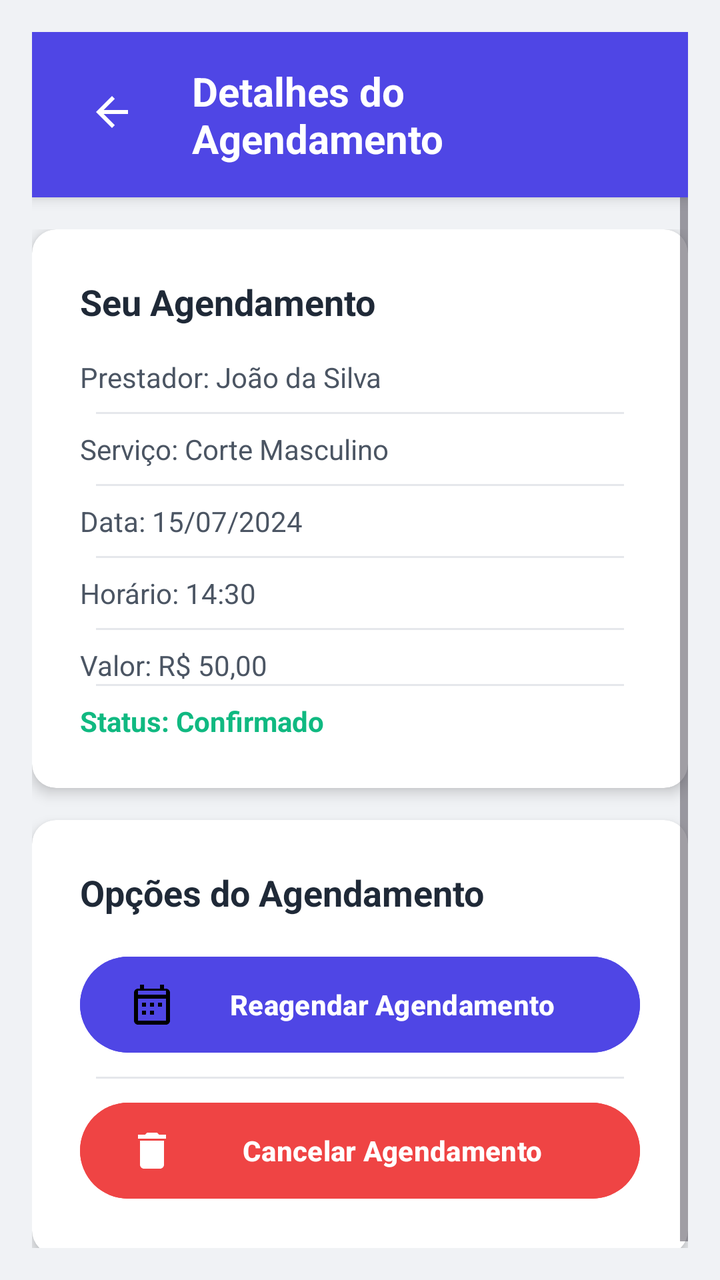
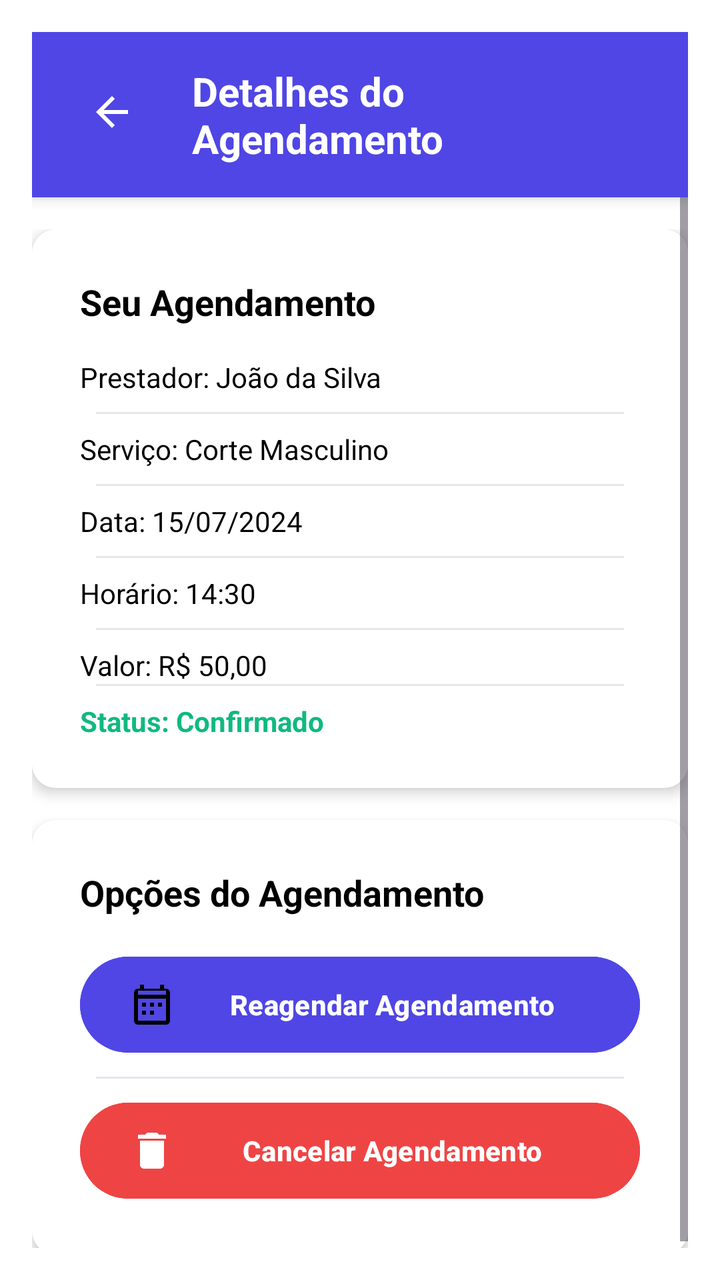

Screens rendered from an Android XML layout before and after an edit, with the pre-edit source and the edit as a unified diff.
<!-- AndroidManifest.xml: application theme Theme.SmartApp -->
<!-- res/layout/reagendar.xml -->
<?xml version="1.0" encoding="utf-8"?>
<RelativeLayout xmlns:android="http://schemas.android.com/apk/res/android"
    xmlns:app="http://schemas.android.com/apk/res-auto"
    android:layout_width="match_parent"
    android:layout_height="match_parent"
    android:background="#f0f2f5"
    android:padding="16dp">

    
    <RelativeLayout
        android:id="@+id/header"
        android:layout_width="match_parent"
        android:layout_height="wrap_content"
        android:background="#4F46E5"
        android:padding="16dp"
        android:elevation="4dp">

        <ImageButton
            android:id="@+id/btnvoltardetalheag"
            android:layout_width="48dp"
            android:layout_height="48dp"
            android:background="?attr/selectableItemBackgroundBorderless"
            android:src="@drawable/ic_arrow_back"
            android:contentDescription="Voltar" />

        <TextView
            android:layout_width="wrap_content"
            android:layout_height="wrap_content"
            android:text="Detalhes do Agendamento"
            android:textColor="#FFFFFF"
            android:textSize="20sp"
            android:textStyle="bold"
            android:layout_toRightOf="@id/btnvoltardetalheag"
            android:layout_centerVertical="true"
            android:layout_marginStart="16dp" />
    </RelativeLayout>

    
    <ScrollView
        android:layout_width="match_parent"
        android:layout_height="match_parent"
        android:layout_below="@id/header"
        android:fillViewport="true">

        <LinearLayout
            android:layout_width="match_parent"
            android:layout_height="wrap_content"
            android:orientation="vertical"
            android:paddingTop="16dp">

            
            <androidx.cardview.widget.CardView
                android:layout_width="match_parent"
                android:layout_height="wrap_content"
                app:cardCornerRadius="12dp"
                app:cardElevation="4dp"
                android:layout_marginBottom="16dp">

                <LinearLayout
                    android:layout_width="match_parent"
                    android:layout_height="wrap_content"
                    android:orientation="vertical"
                    android:padding="24dp">

                    <TextView
                        android:layout_width="match_parent"
                        android:layout_height="wrap_content"
                        android:text="Seu Agendamento"
                        android:textColor="#1F2937"
                        android:textSize="18sp"
                        android:textStyle="bold"
                        android:layout_marginBottom="16dp"/>

                    <LinearLayout
                        android:layout_width="match_parent"
                        android:layout_height="wrap_content"
                        android:orientation="vertical"
                        android:divider="@drawable/divider"
                        android:showDividers="middle"
                        android:dividerPadding="8dp">

                        <TextView
                            android:layout_width="match_parent"
                            android:layout_height="wrap_content"
                            android:text="Prestador: João da Silva"
                            android:textColor="#4B5563"
                            android:layout_marginBottom="8dp"/>

                        <TextView
                            android:layout_width="match_parent"
                            android:layout_height="wrap_content"
                            android:text="Serviço: Corte Masculino"
                            android:textColor="#4B5563"
                            android:layout_marginVertical="8dp"/>

                        <TextView
                            android:layout_width="match_parent"
                            android:layout_height="wrap_content"
                            android:text="Data: 15/07/2024"
                            android:textColor="#4B5563"
                            android:layout_marginVertical="8dp"/>

                        <TextView
                            android:layout_width="match_parent"
                            android:layout_height="wrap_content"
                            android:text="Horário: 14:30"
                            android:textColor="#4B5563"
                            android:layout_marginVertical="8dp"/>

                        <TextView
                            android:layout_width="match_parent"
                            android:layout_height="wrap_content"
                            android:text="Valor: R$ 50,00"
                            android:textColor="#4B5563"
                            android:layout_marginTop="8dp"/>

                        <TextView
                            android:layout_width="match_parent"
                            android:layout_height="wrap_content"
                            android:text="Status: Confirmado"
                            android:textColor="#10B981"
                            android:textStyle="bold"
                            android:layout_marginTop="8dp"/>
                    </LinearLayout>
                </LinearLayout>
            </androidx.cardview.widget.CardView>

            
            <androidx.cardview.widget.CardView
                android:layout_width="match_parent"
                android:layout_height="wrap_content"
                app:cardCornerRadius="12dp"
                app:cardElevation="4dp">

                <LinearLayout
                    android:layout_width="match_parent"
                    android:layout_height="wrap_content"
                    android:orientation="vertical"
                    android:padding="24dp">

                    <TextView
                        android:layout_width="match_parent"
                        android:layout_height="wrap_content"
                        android:text="Opções do Agendamento"
                        android:textColor="#1F2937"
                        android:textSize="18sp"
                        android:textStyle="bold"
                        android:layout_marginBottom="16dp"/>

                    <LinearLayout
                        android:layout_width="match_parent"
                        android:layout_height="wrap_content"
                        android:orientation="vertical"
                        android:divider="@drawable/divider"
                        android:showDividers="middle"
                        android:dividerPadding="8dp">

                        <Button
                            android:id="@+id/btnreagendar"
                            android:layout_width="match_parent"
                            android:layout_height="wrap_content"
                            android:backgroundTint="#4F46E5"
                            android:text="Reagendar Agendamento"
                            android:textColor="#FFFFFF"
                            android:textStyle="bold"
                            android:drawableLeft="@drawable/ic_calendar"
                            android:drawablePadding="8dp"
                            android:paddingVertical="12dp"
                            android:layout_marginBottom="8dp"/>

                        <Button
                            android:id="@+id/btncancelar"
                            android:layout_width="match_parent"
                            android:layout_height="wrap_content"
                            android:backgroundTint="#EF4444"
                            android:text="Cancelar Agendamento"
                            android:textColor="#FFFFFF"
                            android:textStyle="bold"
                            android:drawableLeft="@drawable/ic_trash"
                            android:drawablePadding="8dp"
                            android:paddingVertical="12dp"
                            android:layout_marginTop="8dp"/>
                    </LinearLayout>
                </LinearLayout>
            </androidx.cardview.widget.CardView>
        </LinearLayout>
    </ScrollView>

    
    <RelativeLayout
        android:id="@+id/cancelModal"
        android:layout_width="match_parent"
        android:layout_height="match_parent"
        android:background="#80000000"
        android:visibility="gone"
        android:clickable="true"
        android:focusable="true">

        <androidx.cardview.widget.CardView
            android:layout_width="300dp"
            android:layout_height="wrap_content"
            app:cardCornerRadius="16dp"
            app:cardElevation="8dp"
            android:layout_centerInParent="true">

            <LinearLayout
                android:layout_width="match_parent"
                android:layout_height="wrap_content"
                android:orientation="vertical"
                android:gravity="center_horizontal"
                android:padding="24dp">

                <ImageView
                    android:layout_width="48dp"
                    android:layout_height="48dp"
                    android:src="@drawable/ic_warning"
                    android:layout_marginBottom="16dp"/>

                <TextView
                    android:layout_width="match_parent"
                    android:layout_height="wrap_content"
                    android:text="Confirmar Cancelamento?"
                    android:textColor="#1F2937"
                    android:textSize="20sp"
                    android:textStyle="bold"
                    android:gravity="center"
                    android:layout_marginBottom="8dp"/>

                <TextView
                    android:layout_width="match_parent"
                    android:layout_height="wrap_content"
                    android:text="Esta ação não poderá ser desfeita. Tem certeza que deseja cancelar este agendamento?"
                    android:textColor="#4B5563"
                    android:gravity="center"
                    android:layout_marginBottom="24dp"/>

                <LinearLayout
                    android:layout_width="match_parent"
                    android:layout_height="wrap_content"
                    android:orientation="horizontal"
                    android:weightSum="2"
                    android:gravity="center">

                    <Button
                        android:id="@+id/cancelNoButton"
                        android:layout_width="0dp"
                        android:layout_height="wrap_content"
                        android:layout_weight="1"
                        android:backgroundTint="#E5E7EB"
                        android:text="Não, Voltar"
                        android:textColor="#1F2937"
                        android:layout_marginEnd="4dp"
                        android:paddingVertical="12dp"/>

                    <Button
                        android:id="@+id/cancelYesButton"
                        android:layout_width="0dp"
                        android:layout_height="wrap_content"
                        android:layout_weight="1"
                        android:backgroundTint="#EF4444"
                        android:text="Sim, Cancelar"
                        android:textColor="#FFFFFF"
                        android:layout_marginStart="4dp"
                        android:paddingVertical="12dp"/>
                </LinearLayout>
            </LinearLayout>
        </androidx.cardview.widget.CardView>
    </RelativeLayout>

    
    <RelativeLayout
        android:id="@+id/messageModal"
        android:layout_width="match_parent"
        android:layout_height="match_parent"
        android:background="#80000000"
        android:visibility="gone"
        android:clickable="true"
        android:focusable="true">

        <androidx.cardview.widget.CardView
            android:layout_width="300dp"
            android:layout_height="wrap_content"
            app:cardCornerRadius="16dp"
            app:cardElevation="8dp"
            android:layout_centerInParent="true">

            <LinearLayout
                android:layout_width="match_parent"
                android:layout_height="wrap_content"
                android:orientation="vertical"
                android:gravity="center_horizontal"
                android:padding="24dp">

                <ImageView
                    android:id="@+id/messageIcon"
                    android:layout_width="48dp"
                    android:layout_height="48dp"
                    android:layout_marginBottom="16dp"/>

                <TextView
                    android:id="@+id/messageTitle"
                    android:layout_width="match_parent"
                    android:layout_height="wrap_content"
                    android:textColor="#1F2937"
                    android:textSize="20sp"
                    android:textStyle="bold"
                    android:gravity="center"
                    android:layout_marginBottom="8dp"/>

                <TextView
                    android:id="@+id/messageText"
                    android:layout_width="match_parent"
                    android:layout_height="wrap_content"
                    android:textColor="#4B5563"
                    android:gravity="center"
                    android:layout_marginBottom="24dp"/>

                <Button
                    android:id="@+id/okButton"
                    android:layout_width="match_parent"
                    android:layout_height="wrap_content"
                    android:text="OK"
                    android:backgroundTint="#4F46E5"
                    android:textColor="#FFFFFF"
                    android:paddingVertical="12dp"/>
            </LinearLayout>
        </androidx.cardview.widget.CardView>
    </RelativeLayout>
</RelativeLayout>
<!-- resources referenced by this layout -->
<resources>
  <!-- drawable divider (drawable) -->
  <shape xmlns:android="http://schemas.android.com/apk/res/android">
      <size android:height="1dp" />
      <solid android:color="@color/gray_200" />
      <solid android:color="#E5E7EB" />
      <size android:height="1dp" />
      <solid android:color="#E5E7EB" />
      <size android:height="1dp" />
      <solid android:color="#E5E7EB" />
  
  </shape>
  <!-- drawable ic_arrow_back (drawable) -->
  <vector xmlns:android="http://schemas.android.com/apk/res/android"
      android:width="24dp"
      android:height="24dp"
      android:viewportWidth="24"
      android:viewportHeight="24">
      <path android:fillColor="#FFFFFF" android:pathData="M20,11H7.83l5.59,-5.59L12,4l-8,8 8,8 1.41,-1.41L7.83,13H20v-2z"/>
  </vector>
  <!-- drawable ic_calendar (drawable) -->
  <vector xmlns:android="http://schemas.android.com/apk/res/android"
      android:width="24dp"
      android:height="24dp"
      android:viewportWidth="24"
      android:viewportHeight="24">
      <path
          android:fillColor="#FF000000"
          android:pathData="M19,4h-1V2h-2v2H8V2H6v2H5c-1.11,0 -1.99,0.9 -1.99,2L3,20c0,1.1 0.89,2 2,2h14c1.1,0 2,-0.9 2,-2V6c0,-1.1 -0.9,-2 -2,-2zM19,20H5V9h14V20zM19,7H5V5h14V7zM9,13H7v-2h2V13zM13,13h-2v-2h2V13zM17,13h-2v-2h2V13zM9,17H7v-2h2V17zM13,17h-2v-2h2V17z"/>
  </vector>
  <!-- drawable ic_trash (drawable) -->
  <vector xmlns:android="http://schemas.android.com/apk/res/android"
      android:width="24dp"
      android:height="24dp"
      android:viewportWidth="24"
      android:viewportHeight="24">
      <path
          android:fillColor="#FFFFFF"
          android:pathData="M6,19c0,1.1 0.9,2 2,2h8c1.1,0 2,-0.9 2,-2V7H6V19zM19,4h-3.5l-1,-1h-5l-1,1H5v2h14V4z"/>
  </vector>
  <!-- drawable ic_warning (drawable) -->
  <vector xmlns:android="http://schemas.android.com/apk/res/android"
      android:width="24dp"
      android:height="24dp"
      android:viewportWidth="24"
      android:viewportHeight="24">
      <path
          android:fillColor="#F59E0B"
          android:pathData="M1,21h22L12,2 1,21zM13,18h-2v-2h2V18zM13,16h-2v-4h2V16z"/>
  </vector>
  <style name="Theme.SmartApp" parent="Base.Theme.SmartApp" />
  <color name="gray_200">#E5E7EB</color>
  <style name="Base.Theme.SmartApp" parent="Theme.Material3.DayNight.NoActionBar" />
</resources>

<!-- the commit's change to res/layout/reagendar.xml (unified diff, before → after) -->
@@ -3,7 +3,7 @@
     xmlns:app="http://schemas.android.com/apk/res-auto"
     android:layout_width="match_parent"
     android:layout_height="match_parent"
-    android:background="#f0f2f5"
+    android:background="@color/white"
     android:padding="16dp">
 
     
@@ -60,13 +60,14 @@
                     android:layout_width="match_parent"
                     android:layout_height="wrap_content"
                     android:orientation="vertical"
+                    android:background="@color/white"
                     android:padding="24dp">
 
                     <TextView
                         android:layout_width="match_parent"
                         android:layout_height="wrap_content"
                         android:text="Seu Agendamento"
-                        android:textColor="#1F2937"
+                        android:textColor="@android:color/black"
                         android:textSize="18sp"
                         android:textStyle="bold"
                         android:layout_marginBottom="16dp"/>
@@ -83,37 +84,38 @@
                             android:layout_width="match_parent"
                             android:layout_height="wrap_content"
                             android:text="Prestador: João da Silva"
-                            android:textColor="#4B5563"
+                            android:textColor="@android:color/black"
                             android:layout_marginBottom="8dp"/>
 
                         <TextView
                             android:layout_width="match_parent"
                             android:layout_height="wrap_content"
                             android:text="Serviço: Corte Masculino"
-                            android:textColor="#4B5563"
+                            android:textColor="@android:color/black"
                             android:layout_marginVertical="8dp"/>
 
                         <TextView
                             android:layout_width="match_parent"
                             android:layout_height="wrap_content"
                             android:text="Data: 15/07/2024"
-                            android:textColor="#4B5563"
+                            android:textColor="@android:color/black"
                             android:layout_marginVertical="8dp"/>
 
                         <TextView
                             android:layout_width="match_parent"
                             android:layout_height="wrap_content"
                             android:text="Horário: 14:30"
-                            android:textColor="#4B5563"
+                            android:textColor="@android:color/black"
                             android:layout_marginVertical="8dp"/>
 
                         <TextView
                             android:layout_width="match_parent"
                             android:layout_height="wrap_content"
                             android:text="Valor: R$ 50,00"
-                            android:textColor="#4B5563"
+                            android:textColor="@android:color/black"
                             android:layout_marginTop="8dp"/>
 
+                        
                         <TextView
                             android:layout_width="match_parent"
                             android:layout_height="wrap_content"
@@ -136,13 +138,14 @@
                     android:layout_width="match_parent"
                     android:layout_height="wrap_content"
                     android:orientation="vertical"
-                    android:padding="24dp">
+                    android:padding="24dp"
+                    android:background="@color/white">
 
                     <TextView
                         android:layout_width="match_parent"
                         android:layout_height="wrap_content"
                         android:text="Opções do Agendamento"
-                        android:textColor="#1F2937"
+                        android:textColor="@android:color/black"
                         android:textSize="18sp"
                         android:textStyle="bold"
                         android:layout_marginBottom="16dp"/>
@@ -155,6 +158,7 @@
                         android:showDividers="middle"
                         android:dividerPadding="8dp">
 
+                        
                         <Button
                             android:id="@+id/btnreagendar"
                             android:layout_width="match_parent"
@@ -220,7 +224,7 @@
                     android:layout_width="match_parent"
                     android:layout_height="wrap_content"
                     android:text="Confirmar Cancelamento?"
-                    android:textColor="#1F2937"
+                    android:textColor="@android:color/black"
                     android:textSize="20sp"
                     android:textStyle="bold"
                     android:gravity="center"
@@ -230,7 +234,7 @@
                     android:layout_width="match_parent"
                     android:layout_height="wrap_content"
                     android:text="Esta ação não poderá ser desfeita. Tem certeza que deseja cancelar este agendamento?"
-                    android:textColor="#4B5563"
+                    android:textColor="@android:color/black"
                     android:gravity="center"
                     android:layout_marginBottom="24dp"/>
 
@@ -241,6 +245,7 @@
                     android:weightSum="2"
                     android:gravity="center">
 
+                    
                     <Button
                         android:id="@+id/cancelNoButton"
                         android:layout_width="0dp"
@@ -301,7 +306,7 @@
                     android:id="@+id/messageTitle"
                     android:layout_width="match_parent"
                     android:layout_height="wrap_content"
-                    android:textColor="#1F2937"
+                    android:textColor="@android:color/black"
                     android:textSize="20sp"
                     android:textStyle="bold"
                     android:gravity="center"
@@ -311,10 +316,11 @@
                     android:id="@+id/messageText"
                     android:layout_width="match_parent"
                     android:layout_height="wrap_content"
-                    android:textColor="#4B5563"
+                    android:textColor="@android:color/black"
                     android:gravity="center"
                     android:layout_marginBottom="24dp"/>
 
+                
                 <Button
                     android:id="@+id/okButton"
                     android:layout_width="match_parent"
<!-- resource entries referenced after the edit -->
@@ -1,5 +1,6 @@
 <!-- resources referenced by this layout -->
 <resources>
+  <color name="white">#FFFFFFFF</color>
   <!-- drawable divider (drawable) -->
   <shape xmlns:android="http://schemas.android.com/apk/res/android">
       <size android:height="1dp" />
